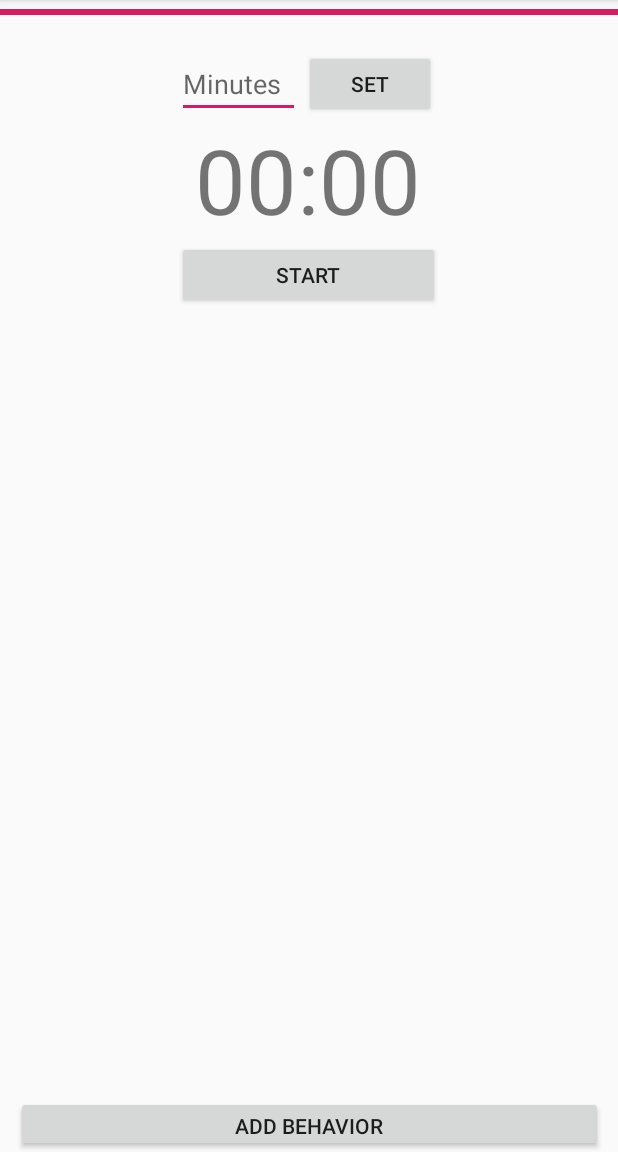
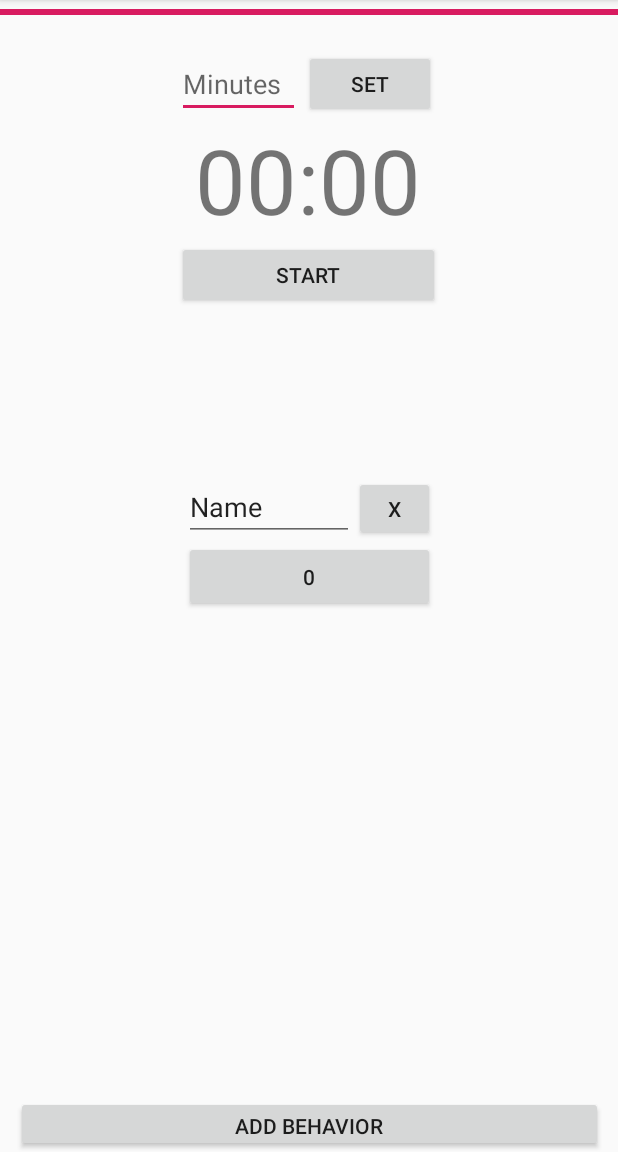
Before and after one commit to SparkDevTeams/disabilityTechRep, an Android app: the screen it shows after launch (MainActivity), on a phone screen of 412 x 824 dp, the part 84-1236 px from its top. Run offline under Robolectric (Android 15) with nearby library versions, the phone set to English and light mode, and no system bars.

Commit message:
Changed format a bit

```diff
--- a/app/src/main/res/layout/activity_main.xml
+++ b/app/src/main/res/layout/activity_main.xml
@@ -9,7 +9,16 @@
     <fragment
         android:id="@+id/list"
         android:name="com.example.myapplication.TimerFragment"
-        android:layout_width="0dp"
+        android:layout_width="match_parent"
+        android:layout_height="match_parent"
+        android:layout_weight="1"
+        app:layout_constraintEnd_toEndOf="parent"
+        app:layout_constraintStart_toStartOf="parent" />
+
+    <fragment
+        android:id="@+id/list2"
+        android:name="com.example.myapplication.ButtonFragment"
+        android:layout_width="match_parent"
         android:layout_height="match_parent"
         android:layout_weight="1"
         app:layout_constraintEnd_toEndOf="parent"
--- a/app/src/main/res/layout/fragment_behavior.xml
+++ b/app/src/main/res/layout/fragment_behavior.xml
@@ -28,22 +28,16 @@
         android:text="Counter"
         app:layout_constraintBottom_toBottomOf="parent"
         app:layout_constraintEnd_toEndOf="parent"
-        app:layout_constraintHorizontal_bias="0.114"
-        app:layout_constraintStart_toEndOf="@+id/ll"
-        app:layout_constraintTop_toBottomOf="@+id/x"
-        app:layout_constraintVertical_bias="0.0" />
+        app:layout_constraintStart_toStartOf="parent"
+        app:layout_constraintTop_toTopOf="parent" />
 
     <Button
         android:id="@+id/x"
         android:layout_width="54dp"
         android:layout_height="43dp"
         android:text="X"
-        app:layout_constraintBottom_toBottomOf="parent"
-        app:layout_constraintEnd_toEndOf="parent"
-        app:layout_constraintHorizontal_bias="0.0"
-        app:layout_constraintStart_toEndOf="@+id/editText"
-        app:layout_constraintTop_toTopOf="parent"
-        app:layout_constraintVertical_bias="0.295" />
+        app:layout_constraintBottom_toTopOf="@+id/count"
+        app:layout_constraintStart_toEndOf="@+id/editText" />
 
     <EditText
         android:id="@+id/editText"
@@ -52,12 +46,8 @@
         android:ems="10"
         android:inputType="textPersonName"
         android:text="Name"
-        app:layout_constraintBottom_toBottomOf="parent"
-        app:layout_constraintEnd_toEndOf="parent"
-        app:layout_constraintHorizontal_bias="0.093"
-        app:layout_constraintStart_toStartOf="@+id/ll"
-        app:layout_constraintTop_toTopOf="parent"
-        app:layout_constraintVertical_bias="0.295" />
+        app:layout_constraintBottom_toTopOf="@+id/count"
+        app:layout_constraintStart_toStartOf="@+id/count" />
 
 
 </androidx.constraintlayout.widget.ConstraintLayout>
```
